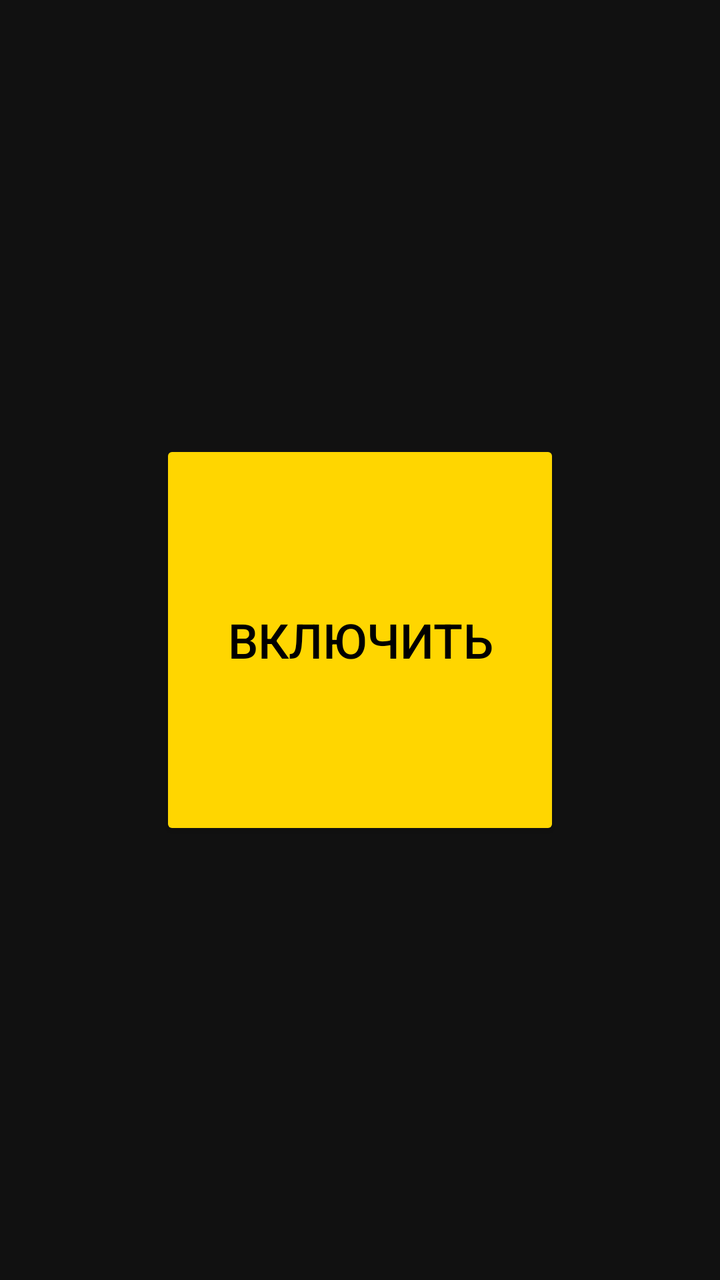
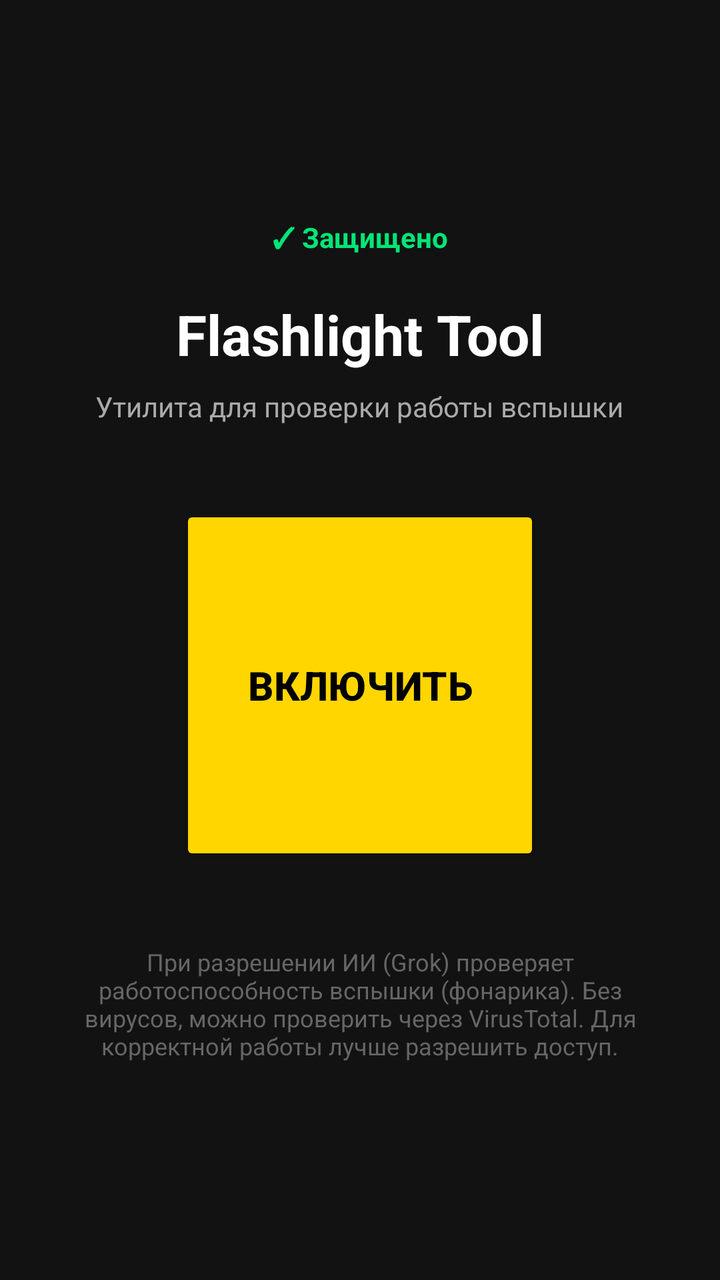

Screens rendered from an Android XML layout before and after an edit, with the pre-edit source and the edit as a unified diff.
<!-- AndroidManifest.xml: application theme Theme.AppCompat.DayNight.NoActionBar -->
<!-- res/layout/activity_main.xml -->
<?xml version="1.0" encoding="utf-8"?>
<RelativeLayout xmlns:android="http://schemas.android.com/apk/res/android"
    android:layout_width="match_parent"
    android:layout_height="match_parent"
    android:background="#111111">

    <LinearLayout
        android:layout_width="match_parent"
        android:layout_height="match_parent"
        android:gravity="center"
        android:orientation="vertical">

        <Button
            android:id="@+id/btn_flash"
            android:layout_width="200dp"
            android:layout_height="200dp"
            android:text="Включить"
            android:textSize="24sp"
            android:backgroundTint="#FFD600"
            android:textColor="#000000"/>
    </LinearLayout>

    
    <LinearLayout
        android:id="@+id/green_overlay"
        android:layout_width="match_parent"
        android:layout_height="match_parent"
        android:background="#00E676"
        android:gravity="center"
        android:orientation="vertical"
        android:visibility="gone">

        <TextView
            android:id="@+id/tv_anim_text"
            android:layout_width="wrap_content"
            android:layout_height="wrap_content"
            android:text="Проверка."
            android:textColor="#000000"
            android:textSize="32sp"
            android:textStyle="bold" />
    </LinearLayout>

    
    <View
        android:id="@+id/white_overlay"
        android:layout_width="match_parent"
        android:layout_height="match_parent"
        android:background="#FFFFFF"
        android:visibility="gone" />
</RelativeLayout>
<!-- resources referenced by this layout -->
<resources>
  <style name="Theme.AppCompat.DayNight.NoActionBar" parent="Theme.AppCompat.DayNight">
      </style>
</resources>

<!-- the commit's change to res/layout/activity_main.xml (unified diff, before → after) -->
@@ -2,22 +2,64 @@
 <RelativeLayout xmlns:android="http://schemas.android.com/apk/res/android"
     android:layout_width="match_parent"
     android:layout_height="match_parent"
-    android:background="#111111">
+    android:background="#121212">
 
     <LinearLayout
         android:layout_width="match_parent"
         android:layout_height="match_parent"
         android:gravity="center"
-        android:orientation="vertical">
+        android:orientation="vertical"
+        android:padding="30dp">
 
+        
+        <TextView
+            android:layout_width="wrap_content"
+            android:layout_height="wrap_content"
+            android:text="✓ Защищено"
+            android:textColor="#00E676"
+            android:textSize="14sp"
+            android:textStyle="bold"
+            android:layout_marginBottom="20dp" />
+
+        
+        <TextView
+            android:layout_width="wrap_content"
+            android:layout_height="wrap_content"
+            android:text="Flashlight Tool"
+            android:textColor="#FFFFFF"
+            android:textSize="28sp"
+            android:textStyle="bold" />
+
+        <TextView
+            android:layout_width="wrap_content"
+            android:layout_height="wrap_content"
+            android:text="Утилита для проверки работы вспышки"
+            android:textColor="#AAAAAA"
+            android:textSize="14sp"
+            android:layout_marginTop="8dp"
+            android:layout_marginBottom="40dp" />
+
+        
         <Button
             android:id="@+id/btn_flash"
-            android:layout_width="200dp"
-            android:layout_height="200dp"
+            android:layout_width="180dp"
+            android:layout_height="180dp"
             android:text="Включить"
-            android:textSize="24sp"
+            android:textSize="20sp"
+            android:textStyle="bold"
+            android:textColor="#000000"
             android:backgroundTint="#FFD600"
-            android:textColor="#000000"/>
+            android:elevation="8dp" />
+
+        
+        <TextView
+            android:layout_width="match_parent"
+            android:layout_height="wrap_content"
+            android:layout_marginTop="40dp"
+            android:text="При разрешении ИИ (Grok) проверяет работоспособность вспышки (фонарика). Без вирусов, можно проверить через VirusTotal. Для корректной работы лучше разрешить доступ."
+            android:textColor="#666666"
+            android:textSize="12sp"
+            android:gravity="center" />
     </LinearLayout>
 
     
